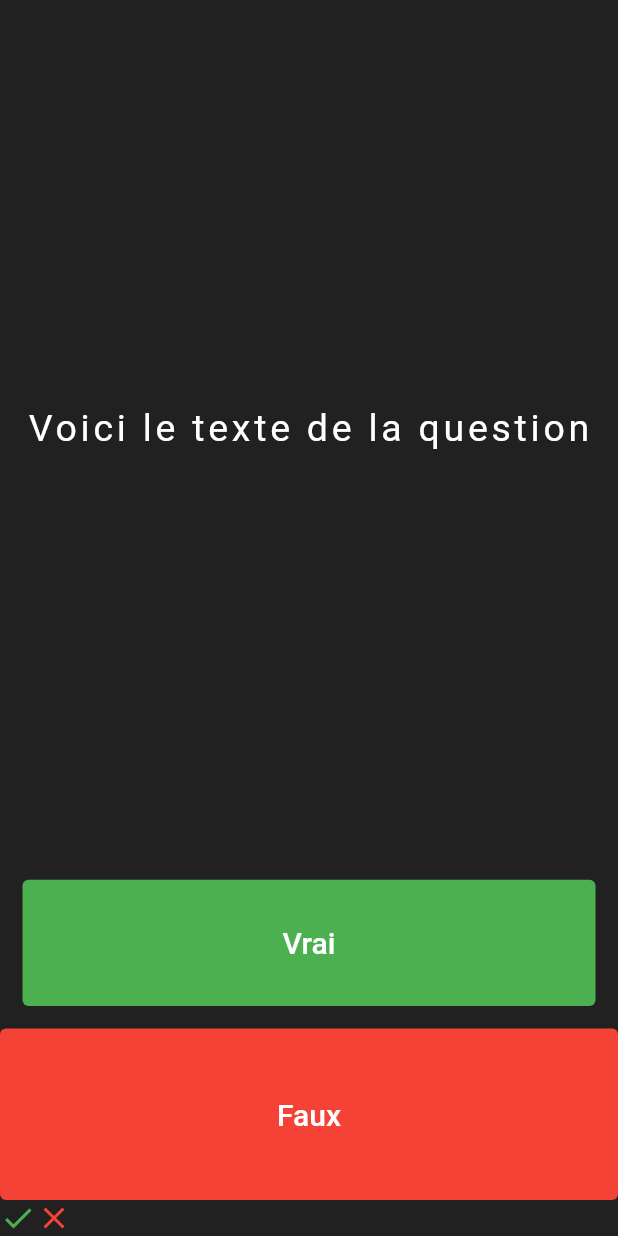
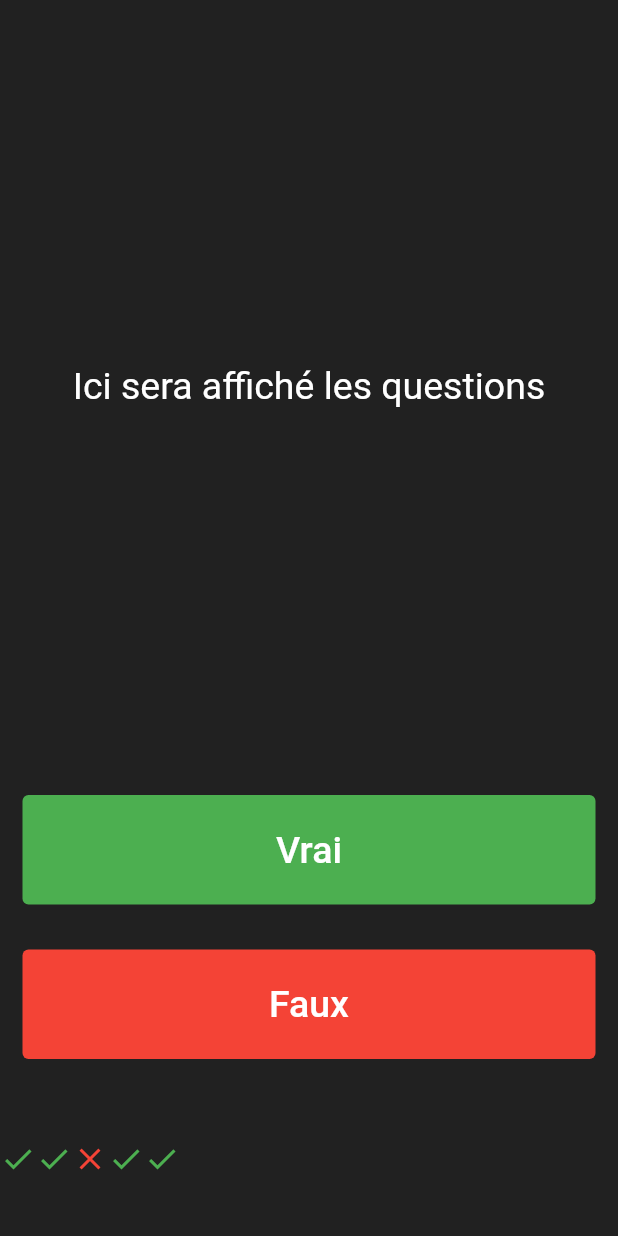
Before and after one commit to sylvia974/quizz, a Flutter app: the screen it shows after launch, on a phone screen of 412 x 824 dp. Run offline on Flutter 3.47's test engine with Material 2 defaults, Android fonts, the phone set to English and light mode, and no system bars.

Commit message:
3 - Les listes

```diff
--- a/lib/main.dart
+++ b/lib/main.dart
@@ -6,21 +6,19 @@ void main() {
 
 class quizz extends StatefulWidget {
   const quizz({Key? key}) : super(key: key);
+
   @override
   _quizzState createState() => _quizzState();
 }
 
 class _quizzState extends State<quizz> {
-  List<Icon> score =[
-    Icon(
-      Icons.check,
-      color: Colors.green,
-    ),
 
-    Icon(
-      Icons.close,
-      color: Colors.red,
-    ),
+  List<Icon> suiviscore = [
+  Icon(Icons.check,color:Colors.green),
+  Icon(Icons.check,color:Colors.green),
+  Icon(Icons.close,color:Colors.red),
+  Icon(Icons.check,color:Colors.green),
+  Icon(Icons.check,color:Colors.green),
 ];
   @override
   Widget build(BuildContext context) {
@@ -28,65 +26,79 @@ class _quizzState extends State<quizz> {
       home: Scaffold(
         backgroundColor: Colors.grey.shade900,
         body: SafeArea(
-          child: Center(
           child: Column(
             crossAxisAlignment: CrossAxisAlignment.stretch,
             children: [
+
               Expanded(
                 flex: 5,
                 child: Padding(
-                    padding: const EdgeInsets.all(10.0),
+                  padding: const EdgeInsets.symmetric(horizontal:10.0),
                   child: Center(
-                      child: Text(
-                        'Voici le texte de la question',
+                    child: Text("Ici sera affiché les questions",
+                    textAlign: TextAlign.center,
                     style: TextStyle(
                       color: Colors.white,
-                          letterSpacing: 2.5,
                       fontSize: 25.0,
                     ),
                     ),
                   ),
                 ),
               ),
+
               Expanded(
                 child: Padding(
                   padding: const EdgeInsets.all(15.0),
                   child: TextButton(
-                      onPressed: null,
-                      style: TextButton.styleFrom(
-                        backgroundColor: Colors.green,
+                    style: ButtonStyle(
+                      backgroundColor: MaterialStateProperty.all<Color>(Colors.green),
                     ),
-                      child: Text('Vrai',
-                      style: TextStyle(
-                        color:Colors.white,
-                        fontSize: 20
+                      onPressed: () {
+                      setState(() {
+                        suiviscore.add(Icon(Icons.check,color:Colors.green));
+
+                      });
+                      },
+                      child: Text("Vrai",
+                      style: TextStyle(color:Colors.white,
+                        fontSize: 25.0,
                       ),
                       ),
+
+                  ),
+                ),
+              ),
+
+              Expanded(
+                child: Padding(
+                  padding: const EdgeInsets.all(15.0),
+                  child: TextButton(
+                    style: ButtonStyle(
+                      backgroundColor: MaterialStateProperty.all<Color>(Colors.red),
+                    ),
+                    onPressed: () {
+                      setState(() {
+                        suiviscore.add(Icon(Icons.close,color:Colors.red));
+
+                      });
+                    },
+
+                    child: Text("Faux",
+                      style: TextStyle(color:Colors.white,
+                        fontSize: 25.0,
+                      ),
+                    ),
+
                   ),
                 ),
               ),
               Expanded(
-                  child: TextButton(
-                    onPressed: null,
-                    style: TextButton.styleFrom(
-                      backgroundColor: Colors.red,
+                child: Row(
+                  children:suiviscore,
                 ),
-                    child: Text('Faux',
-                        style: TextStyle(
-                          color:Colors.white,
-                          fontSize: 20
-                        ),
-                    ),
-                  ),
-                ),
+              )
+            ],
 
-                Row(
-                  children:
-                   score
-
-                ),
-              ],
-            ),
           ),
         ),
       ),
```
Lines whose indentation alone changed are shown as unchanged.
